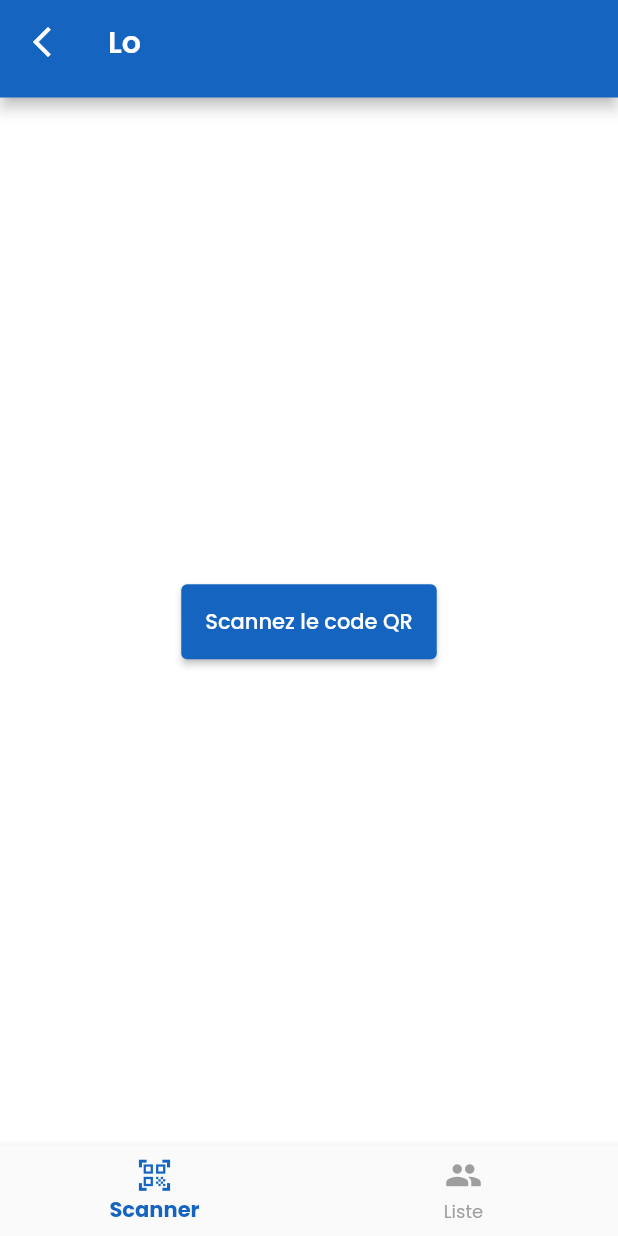
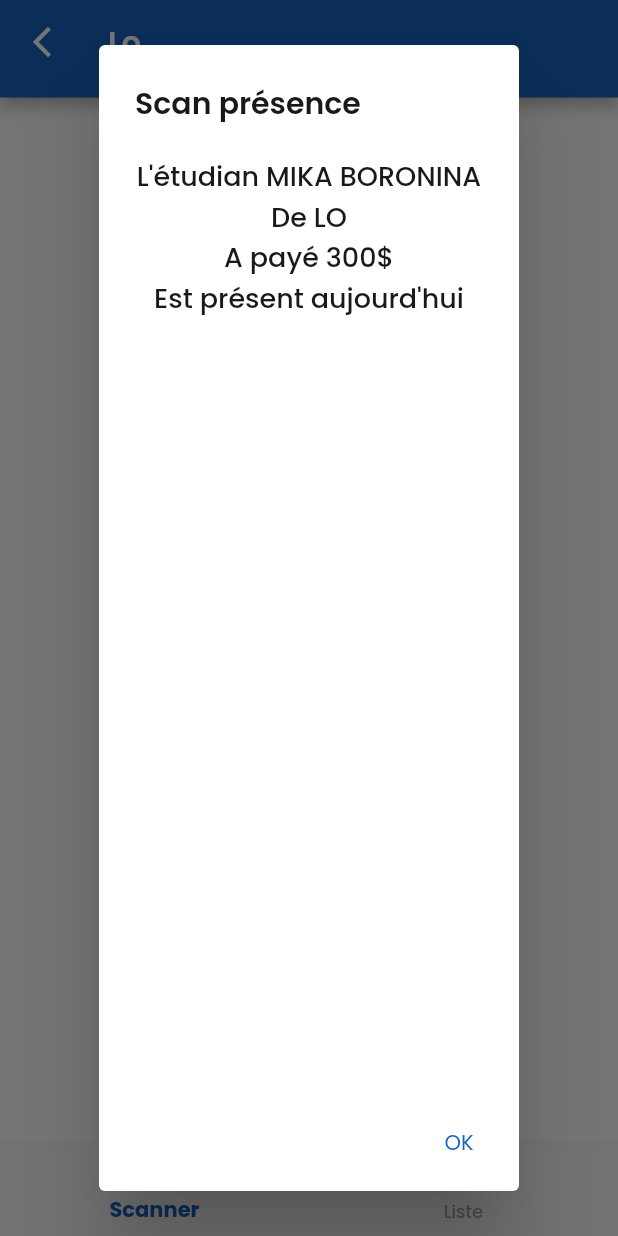
Before and after one commit to prudent-migabo/stucap, a Flutter app: the screen it shows after launch, after a tap on "Scannez le code QR", on a phone screen of 412 x 824 dp. Run offline on Flutter 3.47's test engine with Material 2 defaults, Android fonts, the light colour scheme and no system bars.

Commit message:
feat: popup added

```diff
--- a/lib/presentation/screens/presence_scanner_tab/presence_scanner_tab.dart
+++ b/lib/presentation/screens/presence_scanner_tab/presence_scanner_tab.dart
@@ -3,6 +3,7 @@ import 'package:stucap/config/app_theme.dart';
 import 'package:stucap/presentation/presentation.dart';
 
 import '../../../static/data_values.dart';
+import '../../../utils/dialog_alert.dart';
 
 class PresenceScannerTab extends StatelessWidget {
   const PresenceScannerTab({Key? key}) : super(key: key);
@@ -19,7 +20,20 @@ class PresenceScannerTab extends StatelessWidget {
           child: SizedBox(
             height: 50,
             child: ElevatedButton(
-              onPressed: (){},
+              onPressed: (){
+                popupForScanPresenceAction(
+                  context,
+                  title: 'Scan présence',
+                  content: Column(
+                    children: [
+                      Text("L'étudian MIKA BORONINA"),
+                      Text("De LO"),
+                      Text("A payé 300\$"),
+                      Text("Est présent aujourd'hui"),
+                    ],
+                  ),
+                );
+              },
               child:  Text(DataValues.presencesScannerButtonTitle, style: TextStyle(
                  fontWeight: AppThemeData.lightTheme.textTheme.titleMedium!.fontWeight,
               ),),
--- /dev/null
+++ b/lib/utils/dialog_alert.dart
@@ -0,0 +1,29 @@
+import 'package:flutter/material.dart';
+
+//// Method that throws the response alert dialog for scan event
+void popupForScanPresenceAction(BuildContext context, {required Widget? content, required String title, VoidCallback? onPressed, Color? titleColor, Color? actionBtnColor}) {
+  final primary = Theme.of(context).primaryColor;
+  Widget okButton() {
+    return TextButton(
+        onPressed: onPressed,
+        child: Text(
+          'OK',
+          style: TextStyle(
+              color: primary),
+        ));
+  }
+
+  AlertDialog alert = AlertDialog(
+    insetPadding: const EdgeInsets.symmetric(vertical: 30),
+    title: Text(
+      title,
+    ),
+    content: content,
+    actions: [
+      okButton(),
+    ],
+  );
+
+  showDialog(
+      barrierDismissible: false, context: context, builder: (context) => alert);
+}
--- a/lib/utils/utils.dart
+++ b/lib/utils/utils.dart
@@ -1 +1,2 @@
 export 'login_textFields_decoration.dart';
+export 'dialog_alert.dart';
```
